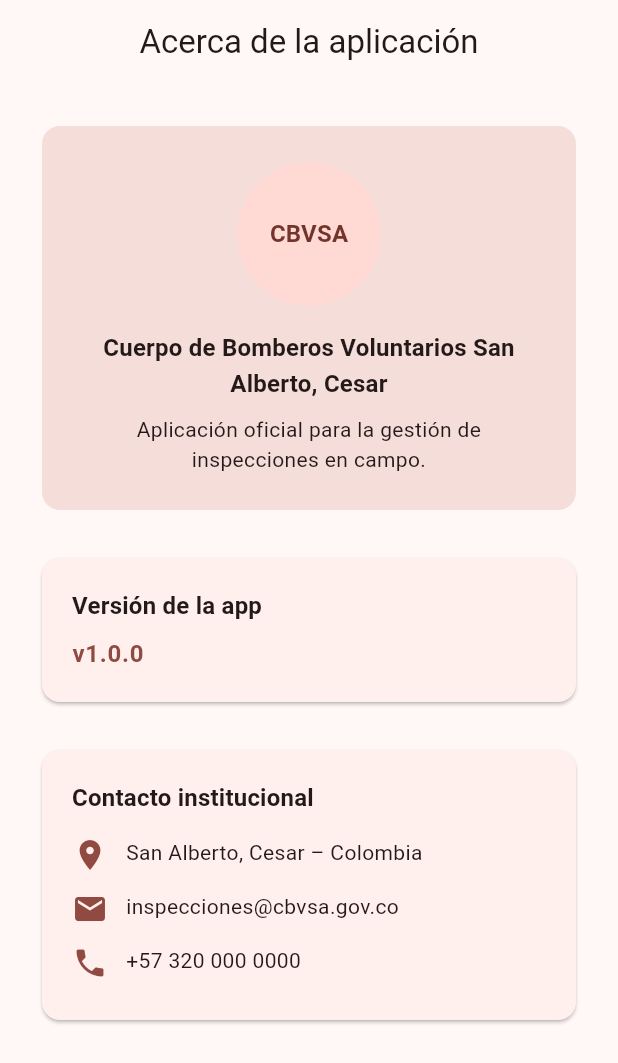
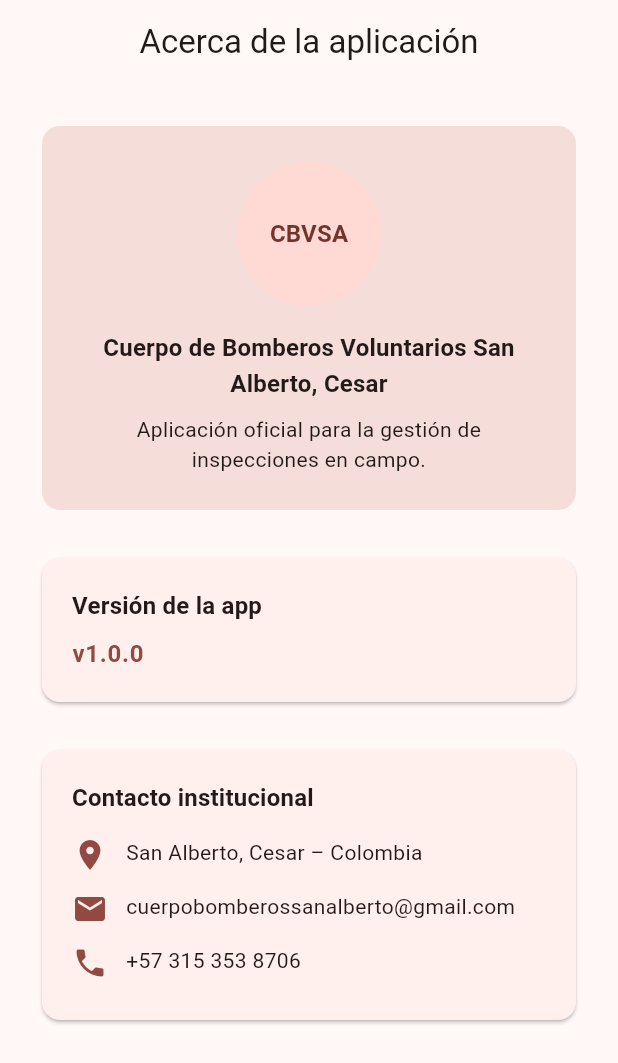
Before and after one commit to ranger22ss/cbvsa_inspecciones, a Flutter app: the AboutPage screen opened by its route, on a phone screen of 412 x 824 dp. Shown: the top 1063 px of the screen. Run offline on Flutter 3.47's test engine with Material 3 defaults, Android fonts, the phone set to English and light mode, and no system bars; our stand-ins replace flutter_riverpod, go_router, image_picker, package_info_plus, pdf, printing and 1 more; accounts and stored records are empty; network calls fail.

Commit message:
errores y terminacion

```diff
--- a/lib/core/branding/app_branding.dart
+++ b/lib/core/branding/app_branding.dart
@@ -28,8 +28,8 @@ class AppBranding {
 
   /// Datos de contacto que se muestran en la pantalla "Acerca de".
   static const contactLocation = 'San Alberto, Cesar – Colombia';
-  static const contactEmail = 'inspecciones@cbvsa.gov.co';
-  static const contactPhone = '+57 320 000 0000';
+  static const contactEmail = 'cuerpobomberossanalberto@gmail.com';
+  static const contactPhone = '+57 315 353 8706';
 
   /// Ruta del logo de la institución (opcional).
   ///
--- a/lib/features/about/about_page.dart
+++ b/lib/features/about/about_page.dart
@@ -1,7 +1,5 @@
 import 'package:flutter/material.dart';
 import 'package:package_info_plus/package_info_plus.dart';
-
-import '../../core/branding/app_branding.dart';
 
 class AboutPage extends StatelessWidget {
   const AboutPage({super.key});
@@ -30,10 +28,23 @@ class AboutPage extends StatelessWidget {
                   child: Column(
                     mainAxisSize: MainAxisSize.min,
                     children: [
-                      AppBranding.buildAboutLogo(context),
+                      CircleAvatar(
+                        radius: 48,
+                        backgroundColor: scheme.primaryContainer,
+                        child: Text(
+                          'CBVSA',
+                          style: Theme.of(context)
+                              .textTheme
+                              .titleMedium
+                              ?.copyWith(
+                                color: scheme.onPrimaryContainer,
+                                fontWeight: FontWeight.bold,
+                              ),
+                        ),
+                      ),
                       const SizedBox(height: 16),
                       Text(
-                        AppBranding.organizationName,
+                        'Cuerpo de Bomberos Voluntarios San Alberto, Cesar',
                         textAlign: TextAlign.center,
                         style: Theme.of(context)
                             .textTheme
@@ -42,7 +53,7 @@ class AboutPage extends StatelessWidget {
                       ),
                       const SizedBox(height: 8),
                       Text(
-                        AppBranding.appTagline,
+                        'Aplicación oficial para la gestión de inspecciones en campo.',
                         textAlign: TextAlign.center,
                         style: Theme.of(context).textTheme.bodyMedium,
                       ),
@@ -98,15 +109,15 @@ class AboutPage extends StatelessWidget {
                       const SizedBox(height: 8),
                       _InfoRow(
                         icon: Icons.location_on,
-                        text: AppBranding.contactLocation,
+                        text: 'San Alberto, Cesar – Colombia',
                       ),
                       _InfoRow(
                         icon: Icons.email,
-                        text: AppBranding.contactEmail,
+                        text: 'cuerpobomberossanalberto@gmail.com',
                       ),
                       _InfoRow(
                         icon: Icons.phone,
-                        text: AppBranding.contactPhone,
+                        text: '+57 315 353 8706',
                       ),
                     ],
                   ),
```
Also changed, not shown: pubspec.lock, 1 other file.
